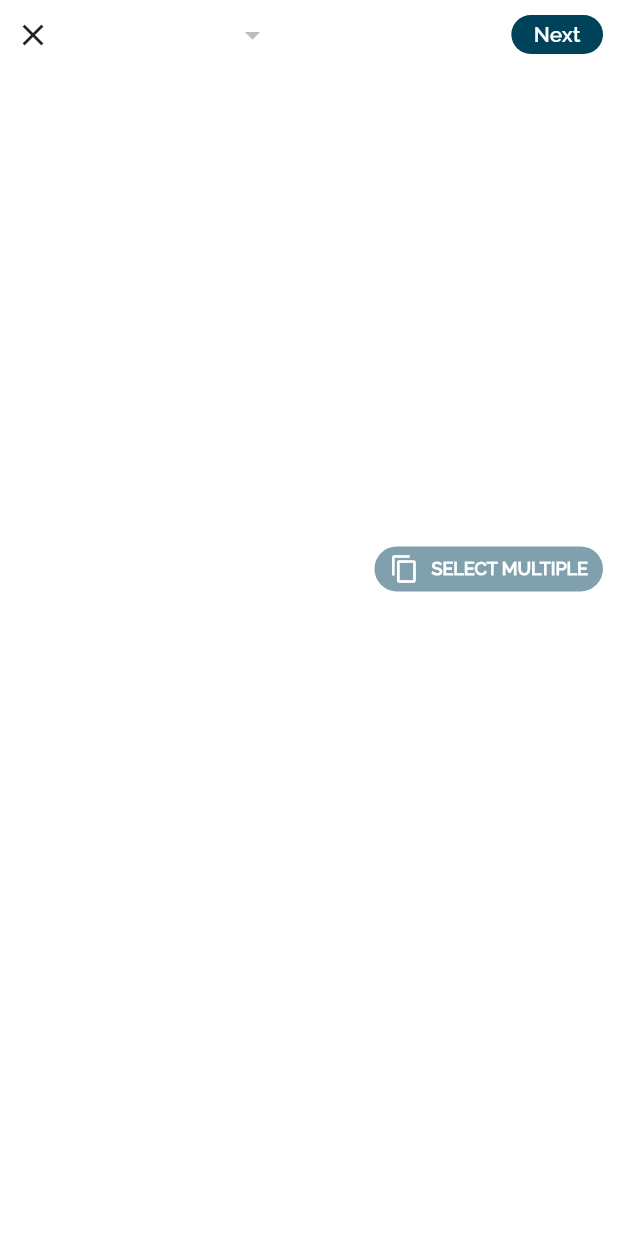
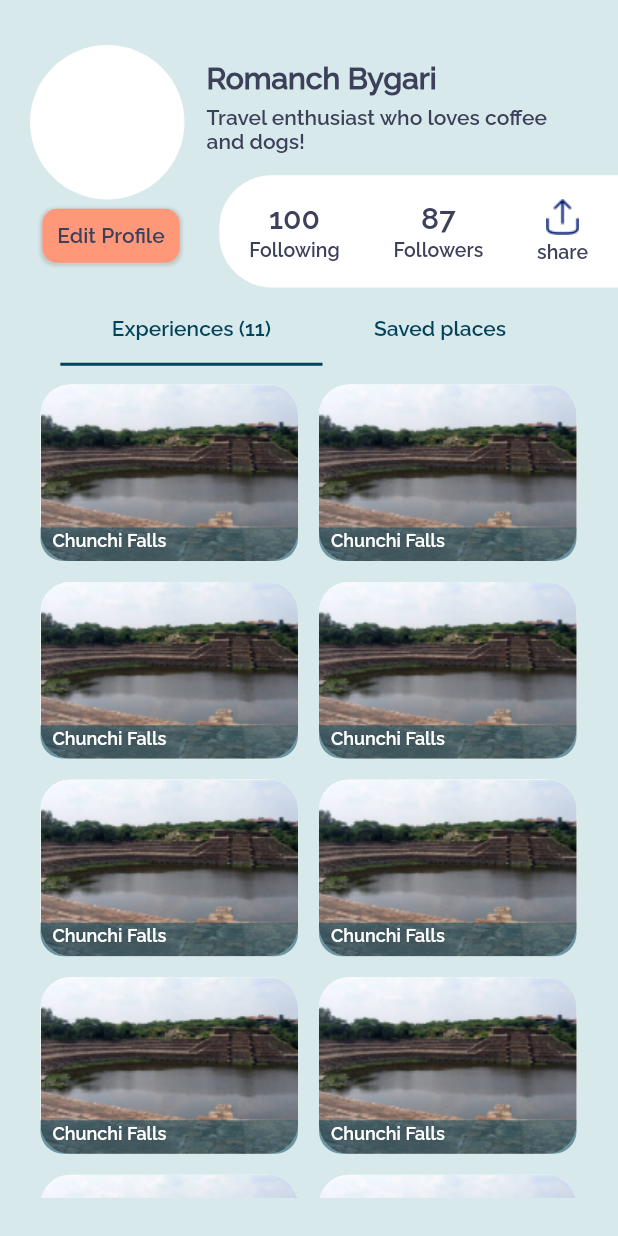
Before and after one commit to sarahasan17/Jaunnt_Task, a Flutter app: the screen it shows after launch, on a phone screen of 412 x 824 dp. Run offline on Flutter 3.47's test engine with Material 2 defaults, Android fonts, the phone set to English and light mode, and no system bars; our stand-ins replace dropdown_button2, get_storage, hive, hive_flutter, image_picker; missing offline and left inert: flutter_storage_path; accounts and stored records are empty.

Commit message:
profile screen

```diff
--- a/app_frontend/lib/constant/theme/themehelper.dart
+++ b/app_frontend/lib/constant/theme/themehelper.dart
@@ -5,6 +5,7 @@ class ThemeHelper {
   Color white = const Color(0xFFFFFFFF);
   Color borderColor = const Color(0xFF3D405B);
   Color placeColor = Colors.blue;
+  Color profilebuttoncolor = Color(0xFFFF9878);
   final TextStyle font1 = const TextStyle(
       fontFamily: 'Raleway',
       color: Color(0xFF3D405B),
@@ -15,5 +16,15 @@ class ThemeHelper {
       color: Color(0xFF3D405B),
       fontSize: 14,
       fontWeight: FontWeight.w600);
+  final TextStyle font3 = const TextStyle(
+      fontFamily: 'Raleway_main',
+      color: Color(0xFF3D405B),
+      fontSize: 20,
+      fontWeight: FontWeight.w600);
+  final TextStyle font4 = const TextStyle(
+      fontFamily: 'Raleway_main',
+      color: Color(0xFF3D405B),
+      fontSize: 13,
+      fontWeight: FontWeight.w600);
   Color buttoncolor = const Color(0xFF00425A);
 }
--- a/app_frontend/lib/main.dart
+++ b/app_frontend/lib/main.dart
@@ -1,5 +1,6 @@
 import 'package:app_frontend/screen/ImagePickerScreen/ImagePickerScreen.dart';
 import 'package:app_frontend/screen/AddExperienceScreen/AddExperienceScreen.dart';
+import 'package:app_frontend/screen/ProfileScreen/profile_screen.dart';
 import 'package:flutter/material.dart';
 import 'package:hive/hive.dart';
 import 'package:hive_flutter/adapters.dart';
@@ -21,7 +22,7 @@ class MyApp extends StatelessWidget {
     ThemeHelper theme = ThemeHelper();
     return MaterialApp(
       theme: ThemeData(scaffoldBackgroundColor: theme.backgroundColor),
-      home: const ImagePickerScreen(),
+      home: const ProfileScreen(),
     );
   }
 }
--- a/app_frontend/lib/screen/AddExperienceScreen/AddExperienceScreen.dart
+++ b/app_frontend/lib/screen/AddExperienceScreen/AddExperienceScreen.dart
@@ -2,7 +2,6 @@ import 'package:app_frontend/constant/screen_width.dart';
 import 'package:app_frontend/screen/AddExperienceScreen/planner.dart';
 import 'package:app_frontend/screen/AddExperienceScreen/textfieldwidget.dart';
 import 'package:dropdown_button2/dropdown_button2.dart';
-import 'package:flutter/cupertino.dart';
 import 'package:flutter/material.dart';
 import '../../constant/hive.dart';
 import '../../constant/theme/themehelper.dart';
@@ -133,7 +132,7 @@ class _AddExperienceScreenState extends State<AddExperienceScreen> {
                                             BorderRadius.circular(8.0),
                                         child: Image.file(
                                           File(
-                                            multiple && multipleimage.length > 0
+                                            multiple && multipleimage.isNotEmpty
                                                 ? multipleimage[0]
                                                 : image,
                                           ),
@@ -293,7 +292,7 @@ class _AddExperienceScreenState extends State<AddExperienceScreen> {
                               question: 'Total trip time?',
                               asset: 'assets/images/Inner Plugin Iframe.png'),
                           SizedBox(
-                            height: s.height / 50,
+                            height: s.height / 40,
                           ),
                           Planner(
                               controller: members,
@@ -304,7 +303,7 @@ class _AddExperienceScreenState extends State<AddExperienceScreen> {
                               question: 'Group size?',
                               asset: 'assets/images/Vector.png'),
                           SizedBox(
-                            height: s.height / 50,
+                            height: s.height / 40,
                           ),
                           Planner(
                               controller: budget,
@@ -315,7 +314,7 @@ class _AddExperienceScreenState extends State<AddExperienceScreen> {
                               question: 'Total budget?',
                               asset: 'assets/images/circle-coin-vertical.png'),
                           SizedBox(
-                            height: s.height / 50,
+                            height: s.height / 40,
                           ),
                           Row(
                             children: [
--- a/app_frontend/lib/screen/AddExperienceScreen/planner.dart
+++ b/app_frontend/lib/screen/AddExperienceScreen/planner.dart
@@ -1,19 +1,18 @@
-import 'package:flutter/cupertino.dart';
 import 'package:flutter/material.dart';
-
 import '../../constant/screen_width.dart';
 import '../../constant/theme/themehelper.dart';
 
 class Planner extends StatefulWidget {
   Planner(
-      {key,
+      {Key key,
       this.s,
       this.theme,
       this.asset,
       this.question,
       this.count,
       this.unit,
-      this.controller});
+      this.controller})
+      : super(key: key);
 
   final ScreenWidth s;
   final ThemeHelper theme;
@@ -32,7 +31,7 @@ class _PlannerState extends State<Planner> {
     ScreenWidth s = ScreenWidth(context);
     return Row(
       children: [
-        Container(
+        SizedBox(
           width: widget.s.width / 2.5,
           child: Row(
             children: [
@@ -50,18 +49,29 @@ class _PlannerState extends State<Planner> {
         SizedBox(
           width: widget.s.width / 12,
         ),
-        Container(
-            child: Row(
+        Row(
           mainAxisAlignment: MainAxisAlignment.spaceBetween,
           children: [
             SizedBox(
               width: s.width / 6.5,
-              child: TextFormField(
-                style: ThemeHelper().font2,
-                textAlign: TextAlign.start,
-                cursorColor: widget.theme.borderColor,
-                controller: widget.controller,
-              ),
+              child: Column(children: [
+                TextField(
+                  style: ThemeHelper().font2,
+                  textAlign: TextAlign.start,
+                  cursorColor: widget.theme.borderColor,
+                  controller: widget.controller,
+                  decoration: const InputDecoration(
+                    isDense: true,
+                    contentPadding:
+                        EdgeInsets.symmetric(horizontal: 0, vertical: 0),
+                    border: InputBorder.none,
+                  ),
+                ),
+                Divider(
+                  thickness: 1,
+                  color: ThemeHelper().buttoncolor,
+                )
+              ]),
             ),
             SizedBox(width: widget.s.width / 30),
             Text(
@@ -69,7 +79,7 @@ class _PlannerState extends State<Planner> {
               style: widget.theme.font2,
             ),
           ],
-        ))
+        )
       ],
     );
   }
--- /dev/null
+++ b/app_frontend/lib/screen/ProfileScreen/profile_screen.dart
@@ -0,0 +1,269 @@
+import 'package:app_frontend/constant/screen_width.dart';
+import 'package:app_frontend/constant/theme/themehelper.dart';
+import 'package:flutter/cupertino.dart';
+import 'package:flutter/material.dart';
+
+class ProfileScreen extends StatefulWidget {
+  const ProfileScreen({Key key}) : super(key: key);
+
+  @override
+  State<ProfileScreen> createState() => _ProfileScreenState();
+}
+
+class _ProfileScreenState extends State<ProfileScreen>
+    with TickerProviderStateMixin {
+  @override
+  Widget build(BuildContext context) {
+    TabController tabcontroller = TabController(length: 2, vsync: this);
+    ThemeHelper theme = ThemeHelper();
+    ScreenWidth s = ScreenWidth(context);
+    return Scaffold(
+      body: SafeArea(
+        child: Container(
+            padding: const EdgeInsets.only(top: 20, left: 20, bottom: 0),
+            child: ListView(
+              children: [
+                Container(
+                  height: s.height / 4.8,
+                  child: Stack(
+                    children: [
+                      Positioned(
+                          top: 10,
+                          left: 0,
+                          child: CircleAvatar(
+                              backgroundColor: theme.white,
+                              radius: s.width / 8)),
+                      Positioned(
+                          top: 20,
+                          left: s.width / 3.5,
+                          child: Text(
+                            'Romanch Bygari',
+                            style: theme.font1.copyWith(
+                                fontSize: 20, fontWeight: FontWeight.w700),
+                          )),
+                      Positioned(
+                          top: 50,
+                          left: s.width / 3.5,
+                          child: Container(
+                            width: s.width / 1.7,
+                            child: Text(
+                              'Travel enthusiast who loves coffee and dogs!',
+                              style: theme.font2,
+                            ),
+                          )),
+                      Positioned(
+                          right: 0,
+                          bottom: 0,
+                          child: Container(
+                            padding: const EdgeInsets.symmetric(
+                                vertical: 10, horizontal: 20),
+                            width: s.width / 1.55,
+                            height: s.height / 11,
+                            decoration: BoxDecoration(
+                                color: theme.white,
+                                borderRadius: const BorderRadius.only(
+                                  topLeft: Radius.circular(35),
+                                  bottomLeft: Radius.circular(35),
+                                )),
+                            child: Row(
+                              mainAxisAlignment: MainAxisAlignment.spaceBetween,
+                              children: [
+                                Column(
+                                  mainAxisAlignment: MainAxisAlignment.center,
+                                  children: [
+                                    Text(
+                                      '100',
+                                      style: theme.font3,
+                                    ),
+                                    SizedBox(
+                                      height: s.height / 300,
+                                    ),
+                                    Text(
+                                      'Following',
+                                      style: theme.font4,
+                                    )
+                                  ],
+                                ),
+                                Column(
+                                  mainAxisAlignment: MainAxisAlignment.center,
+                                  children: [
+                                    Text(
+                                      '87',
+                                      style: theme.font3,
+                                    ),
+                                    SizedBox(
+                                      height: s.height / 300,
+                                    ),
+                                    Text(
+                                      'Followers',
+                                      style: theme.font4,
+                                    )
+                                  ],
+                                ),
+                                Column(
+                                  mainAxisAlignment: MainAxisAlignment.center,
+                                  children: [
+                                    Image.asset('assets/images/share.png'),
+                                    SizedBox(
+                                      height: s.height / 200,
+                                    ),
+                                    Text(
+                                      'share',
+                                      style: theme.font4,
+                                    )
+                                  ],
+                                )
+                              ],
+                            ),
+                          )),
+                      Positioned(
+                          bottom: s.height / 50,
+                          left: s.width / 50,
+                          child: Container(
+                            padding: const EdgeInsets.all(10.0),
+                            decoration: BoxDecoration(
+                                boxShadow: [
+                                  BoxShadow(
+                                    color: Colors.grey.withOpacity(0.4),
+                                    spreadRadius: 1,
+                                    blurRadius: 1,
+                                    offset: const Offset(
+                                        0, 1), // changes position of shadow
+                                  ),
+                                ],
+                                color: theme.profilebuttoncolor,
+                                borderRadius: BorderRadius.circular(10)),
+                            child: Text(
+                              'Edit Profile',
+                              style: theme.font2,
+                            ),
+                          ))
+                    ],
+                  ),
+                ),
+                SizedBox(height: s.height / 200),
+                Container(
+                  padding: EdgeInsets.only(right: 20),
+                  child: Center(
+                    child: TabBar(
+                        controller: tabcontroller,
+                        labelColor: theme.buttoncolor,
+                        unselectedLabelColor: theme.buttoncolor,
+                        labelPadding:
+                            EdgeInsets.symmetric(horizontal: s.width / 12),
+                        unselectedLabelStyle: theme.font2,
+                        labelStyle: theme.font2,
+                        isScrollable: true,
+                        indicatorColor: theme.buttoncolor,
+                        tabs: const [
+                          Tab(text: "Experiences (11)"),
+                          Tab(text: "Saved places"),
+                        ]),
+                  ),
+                ),
+                SizedBox(height: s.height / 150),
+                Container(
+                  height: s.height / 1.5,
+                  child: TabBarView(
+                    controller: tabcontroller,
+                    children: [
+                      TabBars(part: 'experience'),
+                      TabBars(part: 'saved places'),
+                    ],
+                  ),
+                )
+              ],
+            )),
+      ),
+    );
+  }
+}
+
+class TabBars extends StatelessWidget {
+  TabBars({Key key, this.part}) : super(key: key);
+  String part;
+  @override
+  Widget build(BuildContext context) {
+    ThemeHelper theme = ThemeHelper();
+    ScreenWidth s = ScreenWidth(context);
+    return ListView.builder(
+        itemCount: 5,
+        scrollDirection: Axis.vertical,
+        itemBuilder: (BuildContext context, int index) {
+          return Row(
+            children: [
+              GestureDetector(
+                onTap: () {},
+                child: Container(
+                  decoration: BoxDecoration(
+                      borderRadius: BorderRadius.circular(20.0),
+                      color: theme.white,
+                      image: const DecorationImage(
+                          image: AssetImage("assets/images/profile.png"),
+                          fit: BoxFit.cover)),
+                  margin: EdgeInsets.all(7),
+                  width: s.width / 2.4,
+                  height: s.height / 7,
+                  child: Column(
+                    mainAxisAlignment: MainAxisAlignment.end,
+                    children: [
+                      Container(
+                        padding:
+                            EdgeInsets.symmetric(vertical: 2, horizontal: 8),
+                        width: s.width / 2.4,
+                        height: s.height / 37,
+                        decoration: BoxDecoration(
+                            color: theme.buttoncolor.withOpacity(0.5),
+                            borderRadius: const BorderRadius.only(
+                                bottomLeft: Radius.circular(15.0),
+                                bottomRight: Radius.circular(15.0))),
+                        child: Text(
+                          'Chunchi Falls',
+                          style: theme.font2
+                              .copyWith(color: theme.white, fontSize: 12),
+                        ),
+                      ),
+                    ],
+                  ),
+                ),
+              ),
+              GestureDetector(
+                onTap: () {},
+                child: Container(
+                  decoration: BoxDecoration(
+                      borderRadius: BorderRadius.circular(20.0),
+                      color: theme.white,
+                      image: const DecorationImage(
+                          image: AssetImage("assets/images/profile.png"),
+                          fit: BoxFit.cover)),
+                  margin: EdgeInsets.all(7),
+                  width: s.width / 2.4,
+                  height: s.height / 7,
+                  child: Column(
+                    mainAxisAlignment: MainAxisAlignment.end,
+                    children: [
+                      Container(
+                        padding:
+                            EdgeInsets.symmetric(vertical: 2, horizontal: 8),
+                        width: s.width / 2.4,
+                        height: s.height / 37,
+                        decoration: BoxDecoration(
+                            color: theme.buttoncolor.withOpacity(0.5),
+                            borderRadius: const BorderRadius.only(
+                                bottomLeft: Radius.circular(15.0),
+                                bottomRight: Radius.circular(15.0))),
+                        child: Text(
+                          'Chunchi Falls',
+                          style: theme.font2
+                              .copyWith(color: theme.white, fontSize: 12),
+                        ),
+                      ),
+                    ],
+                  ),
+                ),
+              ),
+            ],
+          );
+        });
+  }
+}
--- a/app_frontend/pubspec.yaml
+++ b/app_frontend/pubspec.yaml
@@ -21,6 +21,7 @@ dependencies:
   get_storage:
   hive: ^2.2.3
   hive_flutter: ^1.1.0
+
 
 dev_dependencies:
   flutter_test:
```
Also changed, not shown: app_frontend/assets/images/profile.png (added), app_frontend/assets/images/share.png (added).
